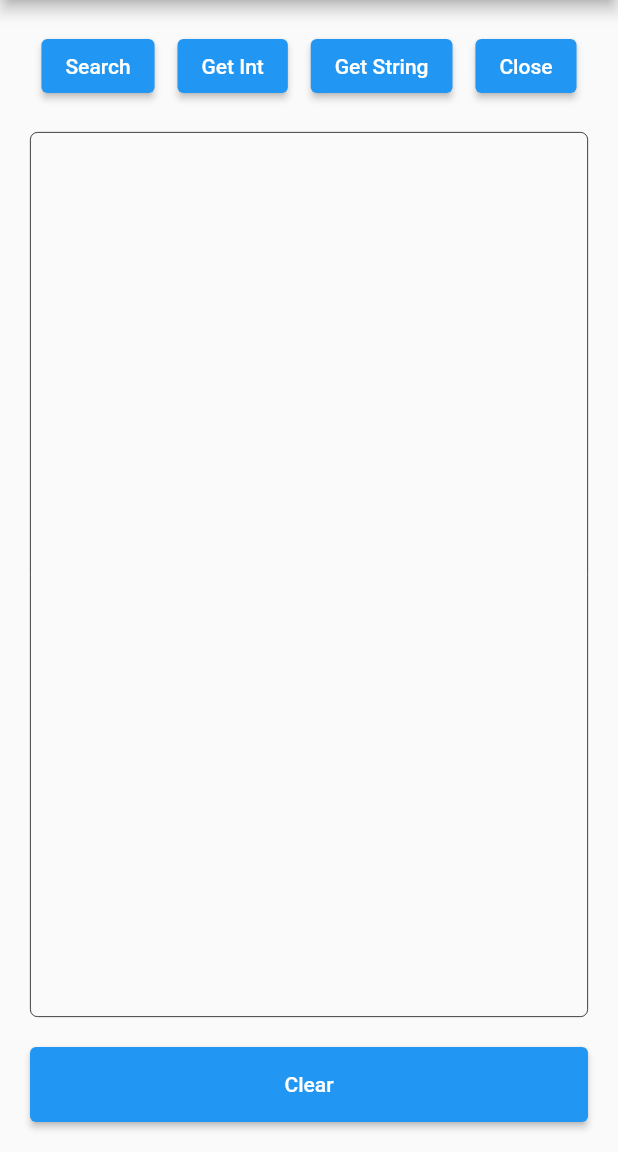
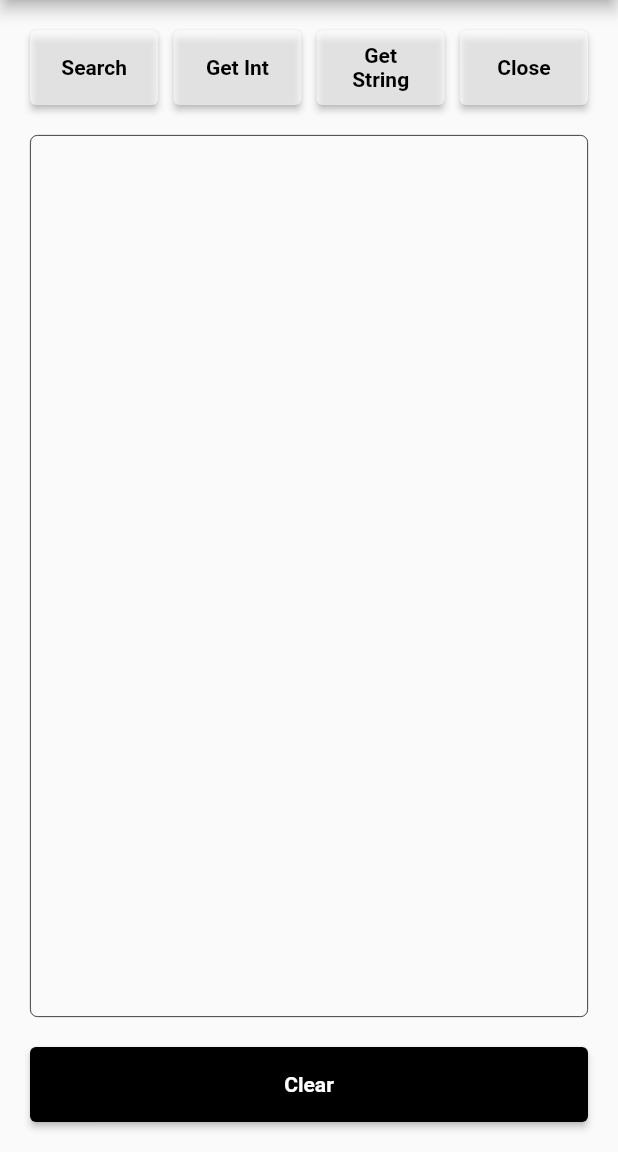
Before and after one commit to sohay19/Flutter_TCP_Client, a Flutter app: the screen it shows after launch, on a phone screen of 412 x 824 dp, the part 84-1236 px from its top. Run offline on Flutter 3.47's test engine with Material 2 defaults, Android fonts, the phone set to English and light mode, and no system bars; our stand-ins replace connectivity_plus; missing offline and left inert: network_info_plus.

Commit message:
버튼 글씨 Bold 처리 + 색상 변경

```diff
--- a/lib/view/material/main_material_view.dart
+++ b/lib/view/material/main_material_view.dart
@@ -30,7 +30,10 @@ class _MaterialMainPageState extends State<MaterialMainPage> {
           mainAxisAlignment: MainAxisAlignment.start,
           crossAxisAlignment: CrossAxisAlignment.stretch,
           children: [
-            _ButtonMenu(),
+            SizedBox(
+              height: 50,
+              child: _ButtonMenu(),
+            ),
             SizedBox(
               height: 20,
             ),
@@ -43,10 +46,20 @@ class _MaterialMainPageState extends State<MaterialMainPage> {
             Container(
               height: 50,
               child: ElevatedButton(
+                style: ButtonStyle(
+                  backgroundColor: MaterialStateProperty.all(
+                    Colors.black,
+                  )
+                ),
                 onPressed: () {
                   context.read<MainProvider>().clearMessage();
                 },
-                child: Text('Clear'),
+                child: Text(
+                    'Clear',
+                  style: TextStyle(
+                    fontWeight: FontWeight.bold,
+                  ),
+                ),
               ),
             ),
           ],
@@ -60,31 +73,94 @@ class _ButtonMenu extends StatelessWidget {
   @override
   Widget build(BuildContext context) {
     return Row(
-      mainAxisAlignment: MainAxisAlignment.spaceAround,
+      mainAxisAlignment: MainAxisAlignment.center,
+      crossAxisAlignment: CrossAxisAlignment.stretch,
       children: [
-        ElevatedButton(
-          child: Text('Search'),
+        Expanded(
+            child: ElevatedButton(
+              style: ButtonStyle(
+                  backgroundColor: MaterialStateProperty.all(
+                    Colors.white60,
+                  )
+              ),
+              child: Text(
+                  'Search',
+                style: TextStyle(
+                  fontWeight: FontWeight.bold,
+                  color: Colors.black,
+                ),
+              ),
               onPressed: () {
                 context.read<MainProvider>().searchServer();
               },
             ),
-        ElevatedButton(
-          child: Text('Get Int'),
+        ),
+        SizedBox(
+          width: 10,
+        ),
+        Expanded(
+          child: ElevatedButton(
+            style: ButtonStyle(
+                backgroundColor: MaterialStateProperty.all(
+                  Colors.white60,
+                )
+            ),
+            child: Text(
+                'Get Int',
+              style: TextStyle(
+                fontWeight: FontWeight.bold,
+                color: Colors.black,
+              ),
+            ),
             onPressed: () {
               context.read<MainProvider>().sendServer(OperatorType.GETINT);
             },
           ),
-        ElevatedButton(
-          child: Text('Get String'),
+        ),
+        SizedBox(
+          width: 10,
+        ),
+        Expanded(
+          child: ElevatedButton(
+            style: ButtonStyle(
+                backgroundColor: MaterialStateProperty.all(
+                  Colors.white60,
+                )
+            ),
+            child: Text(
+                'Get String',
+              style: TextStyle(
+                fontWeight: FontWeight.bold,
+                color: Colors.black,
+              ),
+              textAlign: TextAlign.center,
+            ),
             onPressed: () {
               context.read<MainProvider>().sendServer(OperatorType.GETSTRING);
             },
           ),
-        ElevatedButton(
-          child: Text('Close'),
+        ),
+        SizedBox(
+          width: 10,
+        ),
+        Expanded(
+          child: ElevatedButton(
+            style: ButtonStyle(
+                backgroundColor: MaterialStateProperty.all(
+                  Colors.white60,
+                )
+            ),
+            child: Text(
+              'Close',
+              style: TextStyle(
+                fontWeight: FontWeight.bold,
+                color: Colors.black,
+              ),
+            ),
             onPressed: () {
               context.read<MainProvider>().closeSocket();
             },
+          ),
         ),
       ],
     );
```
Also changed, not shown: 3 other files. Lines whose indentation alone changed are shown as unchanged.
